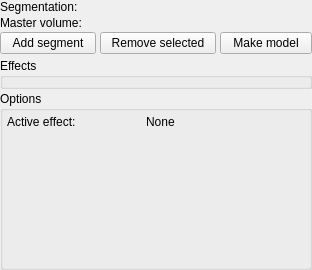
Before: the Qt Designer form Segmentations/Widgets/Resources/UI/qMRMLSegmentEditorWidget.ui in nagyistge/slicerrt, drawn with Qt 5.
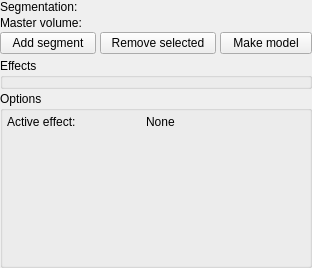
After: the same form once the commit is applied. Icons and pictures are not drawn. Custom widgets are drawn as their Qt base class.

Commit message: Re #757: Fixed minor GUI issues

```diff
--- a/Segmentations/Widgets/Resources/UI/qMRMLSegmentEditorWidget.ui
+++ b/Segmentations/Widgets/Resources/UI/qMRMLSegmentEditorWidget.ui
@@ -7,7 +7,7 @@
     <x>0</x>
     <y>0</y>
     <width>312</width>
-    <height>270</height>
+    <height>268</height>
    </rect>
   </property>
   <property name="windowTitle">
@@ -132,6 +132,12 @@
    </item>
    <item>
     <widget class="QGroupBox" name="OptionsGroupBox">
+     <property name="sizePolicy">
+      <sizepolicy hsizetype="Preferred" vsizetype="MinimumExpanding">
+       <horstretch>0</horstretch>
+       <verstretch>0</verstretch>
+      </sizepolicy>
+     </property>
      <property name="title">
       <string>Options</string>
      </property>
```
Left out of the diff: 32 changed lines with no effect on the pictures. The commit also changes 2 other files.
